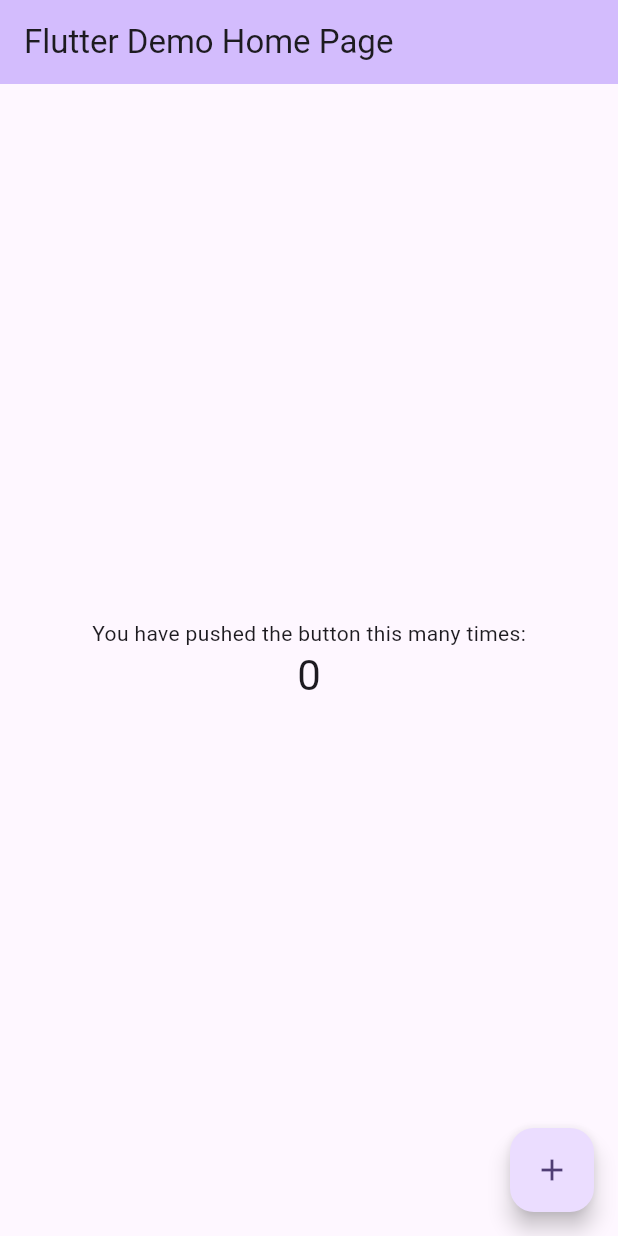
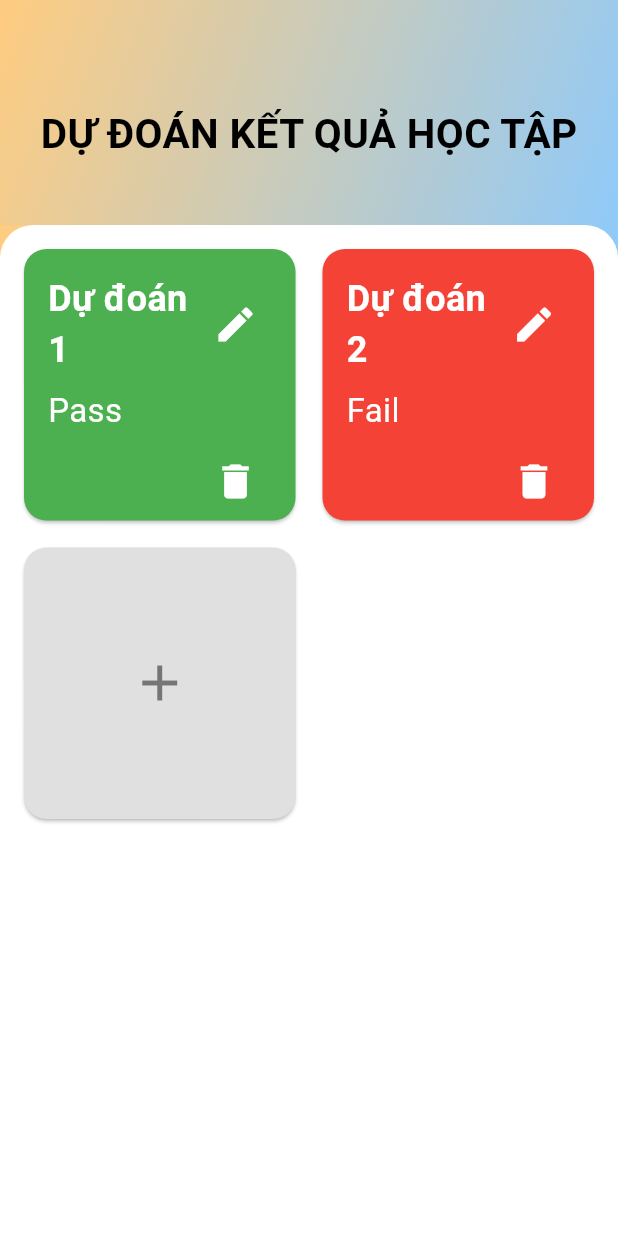
Before and after one commit to HuynhTonyy/TTTN_05_Flutter_Moblie, a Flutter app: the screen it shows after launch, on a phone screen of 412 x 824 dp. Run offline on Flutter 3.47's test engine with Material 3 defaults, Android fonts, the light colour scheme and no system bars.

Commit message:
Add homeScreen UI
If run first, open project:
flutter clean
flutter pub get

```diff
--- /dev/null
+++ b/lib/Screens/homeScreen.dart
@@ -0,0 +1,178 @@
+import 'package:flutter/material.dart';
+
+
+class HomeScreen extends StatelessWidget {
+  @override
+  Widget build(BuildContext context) {
+    return Scaffold(
+      appBar: HomeAppBar(),
+      body: HomeBody(),
+    );
+  }
+}
+
+class HomeAppBar extends StatelessWidget implements PreferredSizeWidget {
+  @override
+  Size get preferredSize =>
+      Size.fromHeight(150.0); // Set the height of the AppBar
+  @override
+  Widget build(BuildContext context) {
+    return AppBar(
+      flexibleSpace: Container(
+        decoration: BoxDecoration(
+          gradient: LinearGradient(
+            colors: [Colors.orange.shade200, Colors.blue.shade200],
+            begin: Alignment.topLeft,
+            end: Alignment.bottomRight,
+          ),
+        ),
+        child: Align(
+          alignment: Alignment(0, 0.25), // Change the vertical alignment to lower the text
+          child: Text(
+            'DỰ ĐOÁN KẾT QUẢ HỌC TẬP',
+            style: TextStyle(
+              fontSize: 27,
+              fontWeight: FontWeight.bold,
+              color: Colors.black,
+            ),
+          ),
+        ),
+      ),
+    );
+  }
+}
+
+class HomeBody extends StatelessWidget {
+  @override
+  Widget build(BuildContext context) {
+    return Container(
+      decoration: BoxDecoration(
+        gradient: LinearGradient(
+          colors: [Colors.orange.shade200, Colors.blue.shade200],
+          begin: Alignment.topLeft,
+          end: Alignment.topRight,
+        ),
+      ),
+      child: Column(
+        children: [
+          Expanded(
+            child: Container(
+              decoration: BoxDecoration(
+                color: Colors.white, // Background color for the body
+                borderRadius: BorderRadius.vertical(
+                  top: Radius.circular(22.0), // Only round top corners
+                ),
+              ),
+              child: GridView.count(
+                crossAxisCount: 2,
+                crossAxisSpacing: 10.0,
+                mainAxisSpacing: 10.0,
+                padding:
+                    EdgeInsets.all(12.0), // Optional padding around the grid
+                children: [
+                  PredictionCard(
+                    title: 'Dự đoán 1',
+                    subtitle: 'Pass',
+                    color: Colors.green,
+                  ),
+                  PredictionCard(
+                    title: 'Dự đoán 2',
+                    subtitle: 'Fail',
+                    color: Colors.red,
+                  ),
+                  AddPredictionCard(),
+                ],
+              ),
+            ),
+          ),
+        ],
+      ),
+    );
+  }
+}
+
+class PredictionCard extends StatelessWidget {
+  final String title;
+  final String subtitle;
+  final Color color;
+
+  PredictionCard({
+    required this.title,
+    required this.subtitle,
+    required this.color,
+  });
+
+  @override
+  Widget build(BuildContext context) {
+    return Card(
+      color: color,
+      shape: RoundedRectangleBorder(
+        borderRadius: BorderRadius.circular(15.0),
+      ),
+      child: Padding(
+        padding: const EdgeInsets.all(16.0),
+        child: Column(
+          crossAxisAlignment: CrossAxisAlignment.start,
+          mainAxisAlignment: MainAxisAlignment.spaceBetween,
+          children: [
+            Row(
+              mainAxisAlignment: MainAxisAlignment.spaceBetween,
+              children: [
+                Expanded(
+                  child: Text(
+                    title,
+                    style: TextStyle(
+                      fontSize: 24,
+                      color: Colors.white,
+                      fontWeight: FontWeight.bold,
+                    ),
+                  ),
+                ),
+                IconButton(
+                  icon: Icon(Icons.edit, color: Colors.white),
+                  iconSize: 30.0,
+                  onPressed: () {},
+                ),
+              ],
+            ),
+            SizedBox(height: 8), // Space between title and subtitle
+            Text(
+              subtitle,
+              style: TextStyle(
+                fontSize: 22,
+                color: Colors.white,
+              ),
+            ),
+            SizedBox(height: 8), // Space before the delete button
+            Align(
+              alignment: Alignment.centerRight,
+              child: IconButton(
+                icon: Icon(Icons.delete, color: Colors.white),
+                iconSize: 30.0,
+                onPressed: () {},
+              ),
+            ),
+          ],
+        ),
+      ),
+    );
+  }
+}
+
+class AddPredictionCard extends StatelessWidget {
+  @override
+  Widget build(BuildContext context) {
+    return Card(
+      color: Colors.grey.shade300,
+      shape: RoundedRectangleBorder(
+        borderRadius: BorderRadius.circular(15.0),
+      ),
+      child: Center(
+        child: IconButton(
+          icon: Icon(Icons.add, size: 40, color: Colors.grey.shade600),
+          onPressed: () {},
+        ),
+      ),
+    );
+  }
+}
--- a/lib/main.dart
+++ b/lib/main.dart
@@ -1,125 +1,15 @@
 import 'package:flutter/material.dart';
+import 'Screens/homeScreen.dart';
 
 void main() {
-  runApp(const MyApp());
+  runApp(MyApp());
 }
 
 class MyApp extends StatelessWidget {
-  const MyApp({super.key});
-
-  // This widget is the root of your application.
   @override
   Widget build(BuildContext context) {
     return MaterialApp(
-      title: 'Flutter Demo',
-      theme: ThemeData(
-        // This is the theme of your application.
-        //
-        // TRY THIS: Try running your application with "flutter run". You'll see
-        // the application has a purple toolbar. Then, without quitting the app,
-        // try changing the seedColor in the colorScheme below to Colors.green
-        // and then invoke "hot reload" (save your changes or press the "hot
-        // reload" button in a Flutter-supported IDE, or press "r" if you used
-        // the command line to start the app).
-        //
-        // Notice that the counter didn't reset back to zero; the application
-        // state is not lost during the reload. To reset the state, use hot
-        // restart instead.
-        //
-        // This works for code too, not just values: Most code changes can be
-        // tested with just a hot reload.
-        colorScheme: ColorScheme.fromSeed(seedColor: Colors.deepPurple),
-        useMaterial3: true,
-      ),
-      home: const MyHomePage(title: 'Flutter Demo Home Page'),
+      home: HomeScreen(),
     );
   }
 }
-
-class MyHomePage extends StatefulWidget {
-  const MyHomePage({super.key, required this.title});
-
-  // This widget is the home page of your application. It is stateful, meaning
-  // that it has a State object (defined below) that contains fields that affect
-  // how it looks.
-
-  // This class is the configuration for the state. It holds the values (in this
-  // case the title) provided by the parent (in this case the App widget) and
-  // used by the build method of the State. Fields in a Widget subclass are
-  // always marked "final".
-
-  final String title;
-
-  @override
-  State<MyHomePage> createState() => _MyHomePageState();
-}
-
-class _MyHomePageState extends State<MyHomePage> {
-  int _counter = 0;
-
-  void _incrementCounter() {
-    setState(() {
-      // This call to setState tells the Flutter framework that something has
-      // changed in this State, which causes it to rerun the build method below
-      // so that the display can reflect the updated values. If we changed
-      // _counter without calling setState(), then the build method would not be
-      // called again, and so nothing would appear to happen.
-      _counter++;
-    });
-  }
-
-  @override
-  Widget build(BuildContext context) {
-    // This method is rerun every time setState is called, for instance as done
-    // by the _incrementCounter method above.
-    //
-    // The Flutter framework has been optimized to make rerunning build methods
-    // fast, so that you can just rebuild anything that needs updating rather
-    // than having to individually change instances of widgets.
-    return Scaffold(
-      appBar: AppBar(
-        // TRY THIS: Try changing the color here to a specific color (to
-        // Colors.amber, perhaps?) and trigger a hot reload to see the AppBar
-        // change color while the other colors stay the same.
-        backgroundColor: Theme.of(context).colorScheme.inversePrimary,
-        // Here we take the value from the MyHomePage object that was created by
-        // the App.build method, and use it to set our appbar title.
-        title: Text(widget.title),
-      ),
-      body: Center(
-        // Center is a layout widget. It takes a single child and positions it
-        // in the middle of the parent.
-        child: Column(
-          // Column is also a layout widget. It takes a list of children and
-          // arranges them vertically. By default, it sizes itself to fit its
-          // children horizontally, and tries to be as tall as its parent.
-          //
-          // Column has various properties to control how it sizes itself and
-          // how it positions its children. Here we use mainAxisAlignment to
-          // center the children vertically; the main axis here is the vertical
-          // axis because Columns are vertical (the cross axis would be
-          // horizontal).
-          //
-          // TRY THIS: Invoke "debug painting" (choose the "Toggle Debug Paint"
-          // action in the IDE, or press "p" in the console), to see the
-          // wireframe for each widget.
-          mainAxisAlignment: MainAxisAlignment.center,
-          children: <Widget>[
-            const Text(
-              'You have pushed the button this many times:',
-            ),
-            Text(
-              '$_counter',
-              style: Theme.of(context).textTheme.headlineMedium,
-            ),
-          ],
-        ),
-      ),
-      floatingActionButton: FloatingActionButton(
-        onPressed: _incrementCounter,
-        tooltip: 'Increment',
-        child: const Icon(Icons.add),
-      ), // This trailing comma makes auto-formatting nicer for build methods.
-    );
-  }
-}
```
Also changed, not shown: 1 other file.
